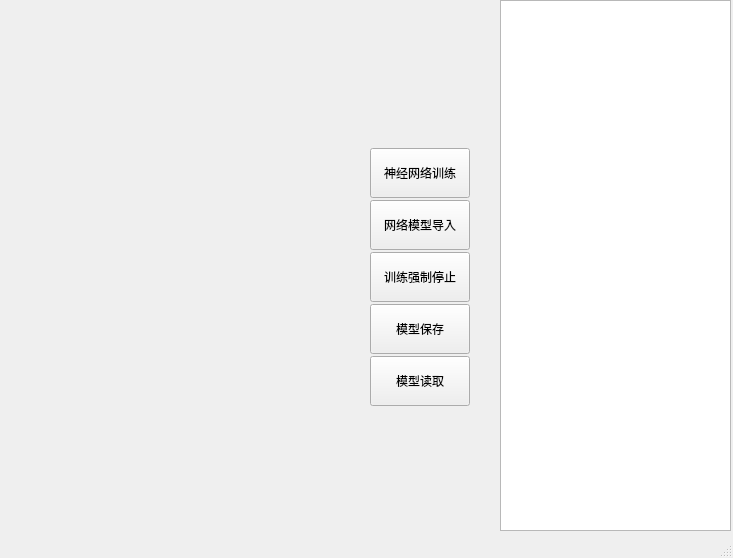
First picture: the form in UIMain.ui, repository chengli990412/HandWritingRecognition, before the edit.
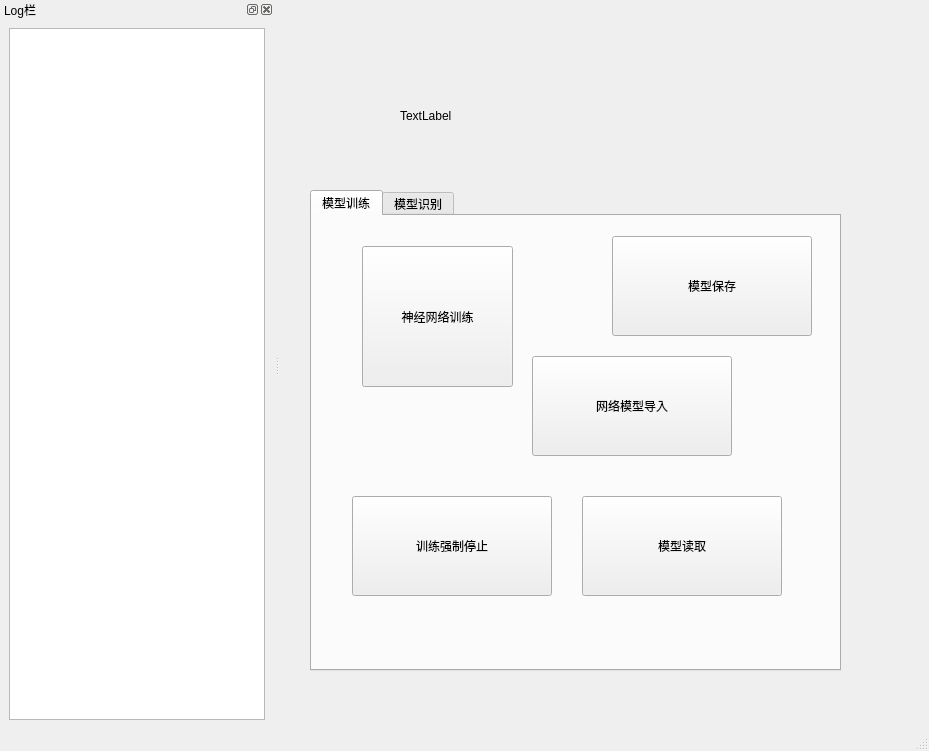
Second picture: the form after the edit.

Commit message: 版本：V1.0.0.3 1.完善并美化UI。

The edit to the form file:
```diff
--- a/UIMain.ui
+++ b/UIMain.ui
@@ -6,60 +6,76 @@
    <rect>
     <x>0</x>
     <y>0</y>
-    <width>733</width>
-    <height>558</height>
+    <width>929</width>
+    <height>751</height>
    </rect>
   </property>
   <property name="windowTitle">
    <string>基于特征处理的手写数字识别</string>
   </property>
   <widget class="QWidget" name="centralwidget">
-   <widget class="QTextEdit" name="textEdit">
+   <widget class="QLabel" name="label">
     <property name="geometry">
      <rect>
-      <x>500</x>
-      <y>0</y>
-      <width>231</width>
-      <height>531</height>
-     </rect>
-    </property>
-    <property name="readOnly">
-     <bool>true</bool>
-    </property>
-   </widget>
-   <widget class="QPushButton" name="Button_ReadModel">
-    <property name="geometry">
-     <rect>
-      <x>370</x>
-      <y>356</y>
-      <width>100</width>
-      <height>50</height>
+      <x>120</x>
+      <y>110</y>
+      <width>54</width>
+      <height>12</height>
      </rect>
     </property>
     <property name="text">
-     <string>模型读取</string>
+     <string>TextLabel</string>
     </property>
    </widget>
+   <widget class="QTabWidget" name="tabWidget">
+    <property name="geometry">
+     <rect>
+      <x>30</x>
+      <y>190</y>
+      <width>531</width>
+      <height>481</height>
+     </rect>
+    </property>
+    <property name="currentIndex">
+     <number>0</number>
+    </property>
+    <widget class="QWidget" name="tab">
+     <attribute name="title">
+      <string>模型训练</string>
+     </attribute>
    <widget class="QPushButton" name="Button_Train">
     <property name="geometry">
      <rect>
-      <x>370</x>
-      <y>148</y>
-      <width>100</width>
-      <height>50</height>
+        <x>50</x>
+        <y>30</y>
+        <width>151</width>
+        <height>141</height>
      </rect>
     </property>
     <property name="text">
      <string>神经网络训练</string>
     </property>
    </widget>
+     <widget class="QPushButton" name="Button_LoadModel">
+      <property name="geometry">
+       <rect>
+        <x>220</x>
+        <y>140</y>
+        <width>200</width>
+        <height>100</height>
+       </rect>
+      </property>
+      <property name="text">
+       <string>网络模型导入</string>
+      </property>
+     </widget>
    <widget class="QPushButton" name="Button_SaveModel">
     <property name="geometry">
      <rect>
-      <x>370</x>
-      <y>304</y>
-      <width>100</width>
-      <height>50</height>
+        <x>300</x>
+        <y>20</y>
+        <width>200</width>
+        <height>100</height>
      </rect>
     </property>
     <property name="text">
@@ -69,31 +85,57 @@
    <widget class="QPushButton" name="Button_StopTrain">
     <property name="geometry">
      <rect>
-      <x>370</x>
-      <y>252</y>
-      <width>100</width>
-      <height>50</height>
+        <x>40</x>
+        <y>280</y>
+        <width>200</width>
+        <height>100</height>
      </rect>
     </property>
     <property name="text">
      <string>训练强制停止</string>
     </property>
    </widget>
-   <widget class="QPushButton" name="Button_LoadModel">
+     <widget class="QPushButton" name="Button_ReadModel">
     <property name="geometry">
      <rect>
-      <x>370</x>
-      <y>200</y>
-      <width>100</width>
-      <height>50</height>
+        <x>270</x>
+        <y>280</y>
+        <width>200</width>
+        <height>100</height>
      </rect>
     </property>
     <property name="text">
-     <string>网络模型导入</string>
-    </property>
+       <string>模型读取</string>
+      </property>
+     </widget>
+    </widget>
+    <widget class="QWidget" name="tab_2">
+     <attribute name="title">
+      <string>模型识别</string>
+     </attribute>
+    </widget>
    </widget>
   </widget>
   <widget class="QStatusBar" name="statusbar"/>
+  <widget class="QDockWidget" name="dockWidget">
+   <property name="windowTitle">
+    <string>Log栏</string>
+   </property>
+   <attribute name="dockWidgetArea">
+    <number>1</number>
+   </attribute>
+   <widget class="QWidget" name="dockWidgetContents">
+    <layout class="QGridLayout" name="gridLayout_26">
+     <item row="0" column="0">
+      <widget class="QTextEdit" name="textEdit">
+       <property name="readOnly">
+        <bool>true</bool>
+       </property>
+      </widget>
+     </item>
+    </layout>
+   </widget>
+  </widget>
  </widget>
  <resources/>
  <connections/>
```
Lines whose indentation alone changed are shown as unchanged. The commit also changes 2 other files.
